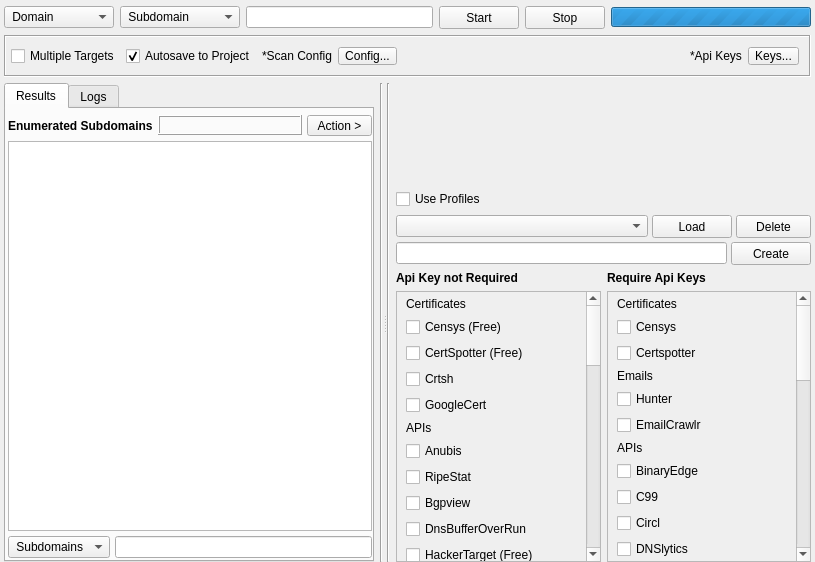
Before: the Qt Designer form gui/src/engines/osint/Osint.ui in 3nock/OTE, drawn with Qt 5.
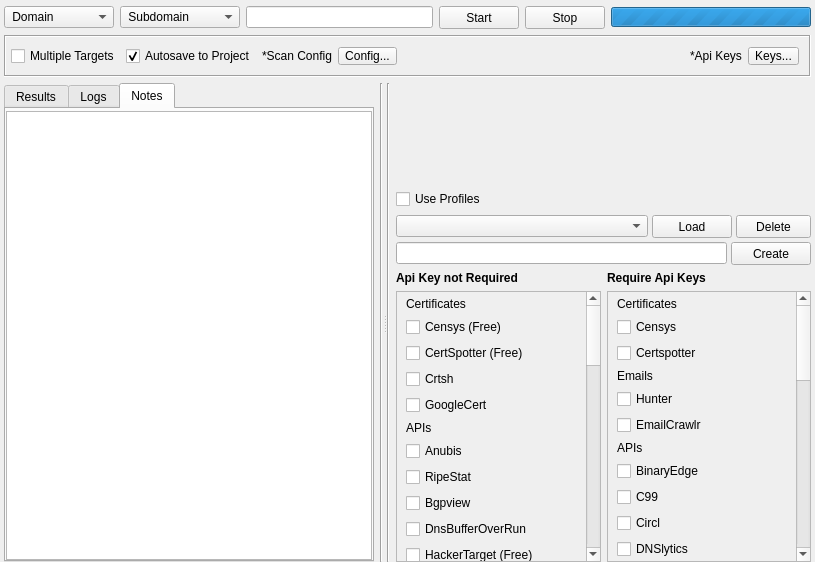
After: the same form once the commit is applied. The open tabs and pages were chosen to show the change. Custom widgets are drawn as their Qt base class.

Diff of the .ui file:
```diff
--- a/gui/src/engines/osint/Osint.ui
+++ b/gui/src/engines/osint/Osint.ui
@@ -651,6 +651,28 @@
            </item>
           </layout>
          </widget>
+         <widget class="QWidget" name="tabNotes">
+          <attribute name="title">
+           <string>Notes</string>
+          </attribute>
+          <layout class="QVBoxLayout" name="verticalLayout_5">
+           <property name="leftMargin">
+            <number>0</number>
+           </property>
+           <property name="topMargin">
+            <number>2</number>
+           </property>
+           <property name="rightMargin">
+            <number>0</number>
+           </property>
+           <property name="bottomMargin">
+            <number>0</number>
+           </property>
+           <item>
+            <widget class="QPlainTextEdit" name="plainTextEditNotes"/>
+           </item>
+          </layout>
+         </widget>
         </widget>
        </item>
        <item>
```
Left out of the diff: 2 changed lines with no effect on the pictures.
